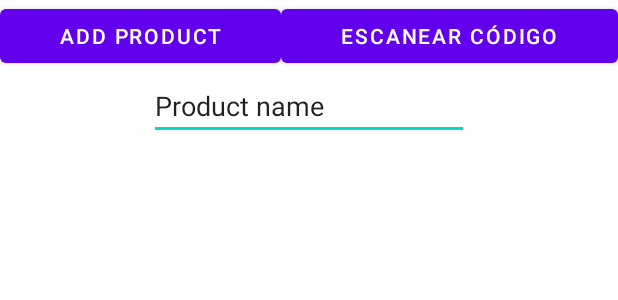
After one commit to felipezxkq/Pudu, an Android app: the layout activity_search.xml on its own in the app's theme, with its tools: preview values and no code run, on a phone screen of 412 x 824 dp. The commit adds this screen. Shown: the top 300 px of the screen. Run offline under Robolectric (Android 15) with nearby library versions, the phone set to English and light mode, and no system bars.

Commit message:
Product search activity and scanner with database connection

```diff
--- a/app/src/main/res/layout/activity_main.xml
+++ b/app/src/main/res/layout/activity_main.xml
@@ -25,7 +25,8 @@
         android:layout_width="wrap_content"
         android:layout_height="wrap_content"
         android:layout_centerHorizontal="true"
-        android:layout_marginTop="616dp"
+        android:layout_marginTop="500dp"
+        android:layout_marginBottom="50dp"
         android:text="Register new product"
         app:layout_constraintEnd_toEndOf="parent"
         app:layout_constraintHorizontal_bias="0.497"
--- /dev/null
+++ b/app/src/main/res/layout/activity_search.xml
@@ -0,0 +1,38 @@
+<?xml version="1.0" encoding="utf-8"?>
+<LinearLayout xmlns:android="http://schemas.android.com/apk/res/android"
+    xmlns:app="http://schemas.android.com/apk/res-auto"
+    xmlns:tools="http://schemas.android.com/tools"
+    android:layout_width="match_parent"
+    android:layout_height="match_parent"
+    android:orientation = "vertical"
+    tools:context=".SearchActivity">
+    <LinearLayout xmlns:android="http://schemas.android.com/apk/res/android"
+        android:layout_width="match_parent"
+        android:layout_height="wrap_content"
+        android:orientation = "horizontal"
+        >
+        <Button
+            android:id="@+id/addProductBtn"
+            android:layout_width="wrap_content"
+            android:layout_height="wrap_content"
+            android:layout_weight="1"
+            android:text="Add product" />
+
+        <Button
+            android:id="@+id/btnScanner"
+            android:layout_width="wrap_content"
+            android:layout_height="wrap_content"
+            android:layout_weight="1"
+            android:text="Escanear código" />
+    </LinearLayout>
+
+    <EditText
+        android:id="@+id/editTextProduct"
+        android:layout_width="wrap_content"
+        android:layout_height="wrap_content"
+        android:layout_gravity="center"
+        android:ems="10"
+        android:inputType="textPersonName"
+        android:text="Product name" />
+
+</LinearLayout>
--- a/build.gradle
+++ b/build.gradle
@@ -6,7 +6,7 @@ buildscript {
         mavenCentral()
     }
     dependencies {
-        classpath "com.android.tools.build:gradle:4.2.1"
+        classpath 'com.android.tools.build:gradle:4.2.2'
         classpath "org.jetbrains.kotlin:kotlin-gradle-plugin:$kotlin_version"
         classpath 'com.google.gms:google-services:4.3.8'
 
```
Also changed, not shown: app/build.gradle (+7 -0 lines), app/src/main/AndroidManifest.xml (+12 -2 lines), app/src/main/java/com/example/myapplication/MainActivity.kt (+45 -0 lines), app/src/main/java/com/example/myapplication/SearchActivity.kt (added, +69 -0 lines), app/src/main/res/drawable/shape_background.xml (added, +8 -0 lines), app/src/main/res/layout/add_ingredient_item.xml (added, +44 -0 lines).
